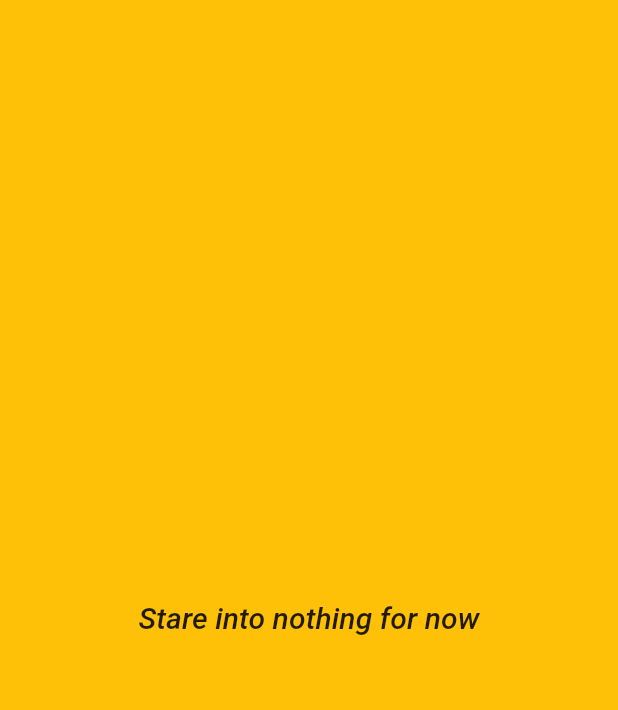
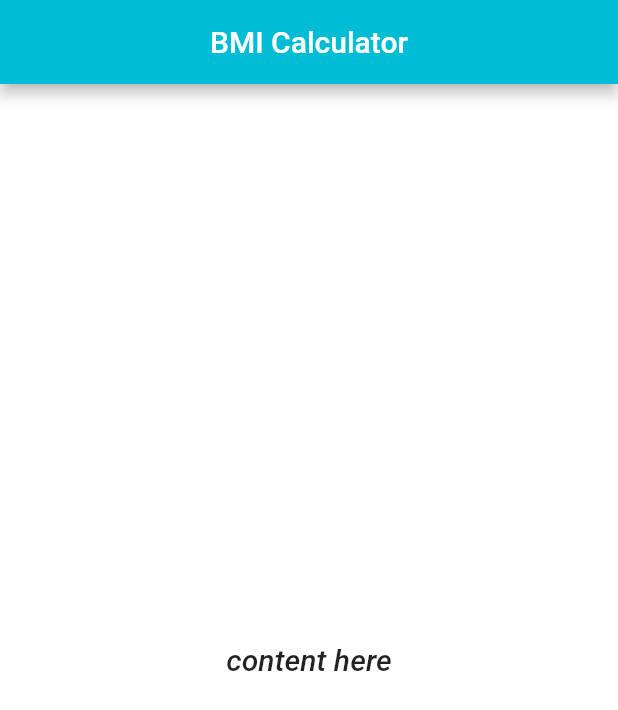
Before and after one commit to zessu/bmi-app, a Flutter app: the screen it shows after launch, on a phone screen of 412 x 824 dp. Shown: the top 710 px of the screen. Run offline on Flutter 3.47's test engine with Material 2 defaults, Android fonts, the phone set to English and light mode, and no system bars.

Commit message:
(feat): add scaffolded header

```diff
--- a/AndroidStudioProjects/bmi_app/lib/main.dart
+++ b/AndroidStudioProjects/bmi_app/lib/main.dart
@@ -1,21 +1,6 @@
+import 'package:bmi_app/ui/home.dart';
 import 'package:flutter/material.dart';
 
-void main() => runApp(MyApp());
-
-class MyApp extends StatelessWidget {
-  @override
-  Widget build(BuildContext context) {
-    return Material(
-        color: Colors.amber,
-        child: Center(
-          child: Text(
-            "Stare into nothing for now",
-            textDirection: TextDirection.ltr,
-            style: TextStyle(
-                fontWeight: FontWeight.w500,
-                fontSize: 20,
-                fontStyle: FontStyle.italic),
-          ),
-        ));
-  }
-}
+void main() => runApp(new MaterialApp(
+      home: ScaffoldExample(),
+    ));
--- /dev/null
+++ b/AndroidStudioProjects/bmi_app/lib/ui/home.dart
@@ -0,0 +1,32 @@
+import 'package:flutter/material.dart';
+
+class ScaffoldExample extends StatelessWidget {
+  @override
+  Widget build(BuildContext context) {
+    return Scaffold(
+      appBar: AppBar(
+          title: Text("BMI Calculator"),
+          centerTitle: true,
+          backgroundColor: Colors.cyan),
+      body: MyApp(),
+    );
+  }
+}
+
+class MyApp extends StatelessWidget {
+  @override
+  Widget build(BuildContext context) {
+    return Material(
+        color: Colors.white,
+        child: Center(
+          child: Text(
+            "content here",
+            textDirection: TextDirection.ltr,
+            style: TextStyle(
+                fontWeight: FontWeight.w500,
+                fontSize: 20,
+                fontStyle: FontStyle.italic),
+          ),
+        ));
+  }
+}
```
